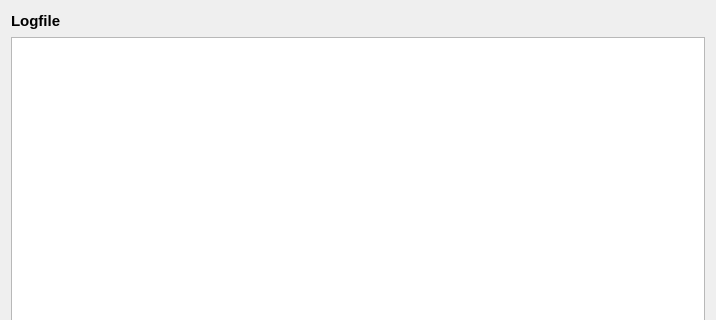
The window that src/gui/logfile_form.ui (stepping-stone/sepiola) describes before a commit, drawn with Qt 5; both pictures show x 0 to 716 and y 0 to 320 of the 716 by 568 pixel window.
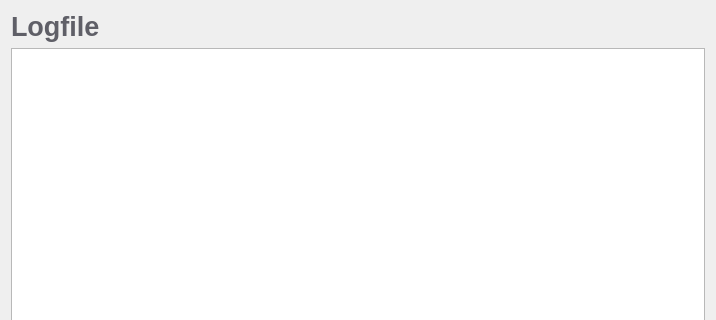
The same window after the commit.

Diff of the .ui file:
```diff
--- a/src/gui/logfile_form.ui
+++ b/src/gui/logfile_form.ui
@@ -12,18 +12,18 @@
   <property name="windowTitle" >
    <string>Form</string>
   </property>
-  <layout class="QGridLayout" >
-   <item row="0" column="0" >
-    <widget class="QLabel" name="labelBackup" >
-     <property name="font" >
+  <layout class="QGridLayout">
+   <item row="0" column="0">
+    <widget class="QLabel" name="labelBackup">
+     <property name="font">
       <font>
-       <pointsize>11</pointsize>
+       <pointsize>20</pointsize>
        <weight>75</weight>
        <bold>true</bold>
       </font>
      </property>
-     <property name="text" >
-      <string>Logfile</string>
+     <property name="text">
+      <string>&lt;span style=&quot; color:#5f5f67;&quot;&gt;Logfile&lt;/span&gt;</string>
      </property>
     </widget>
    </item>
```
Left out of the diff: 19 changed lines with no effect on the pictures.
